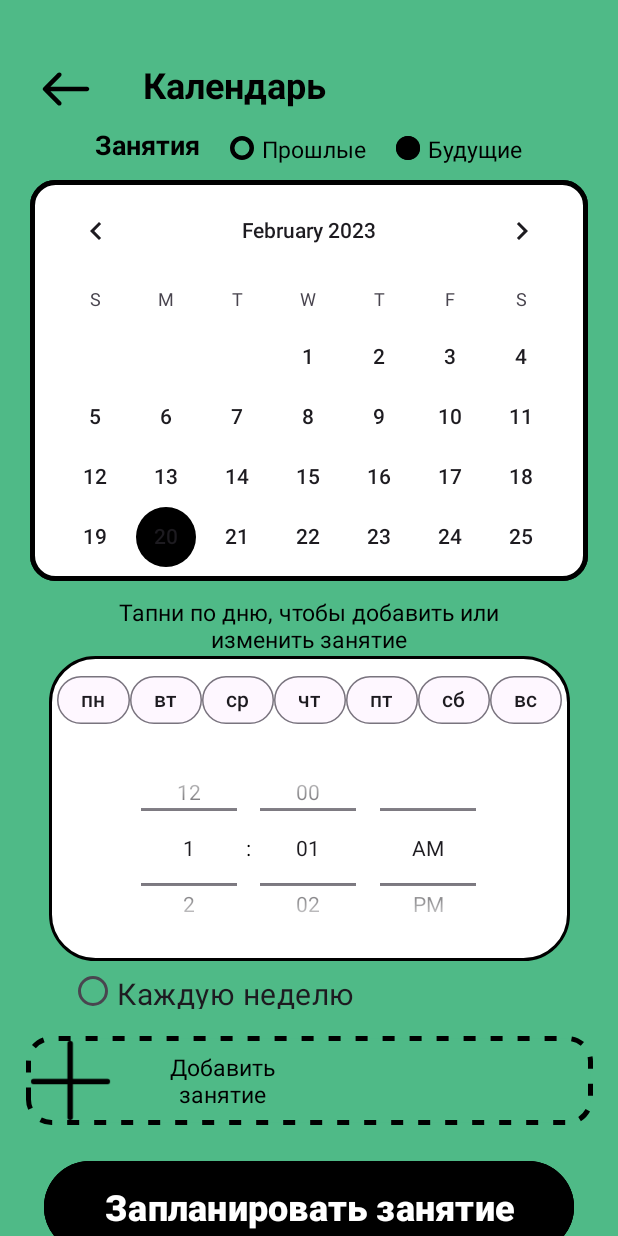
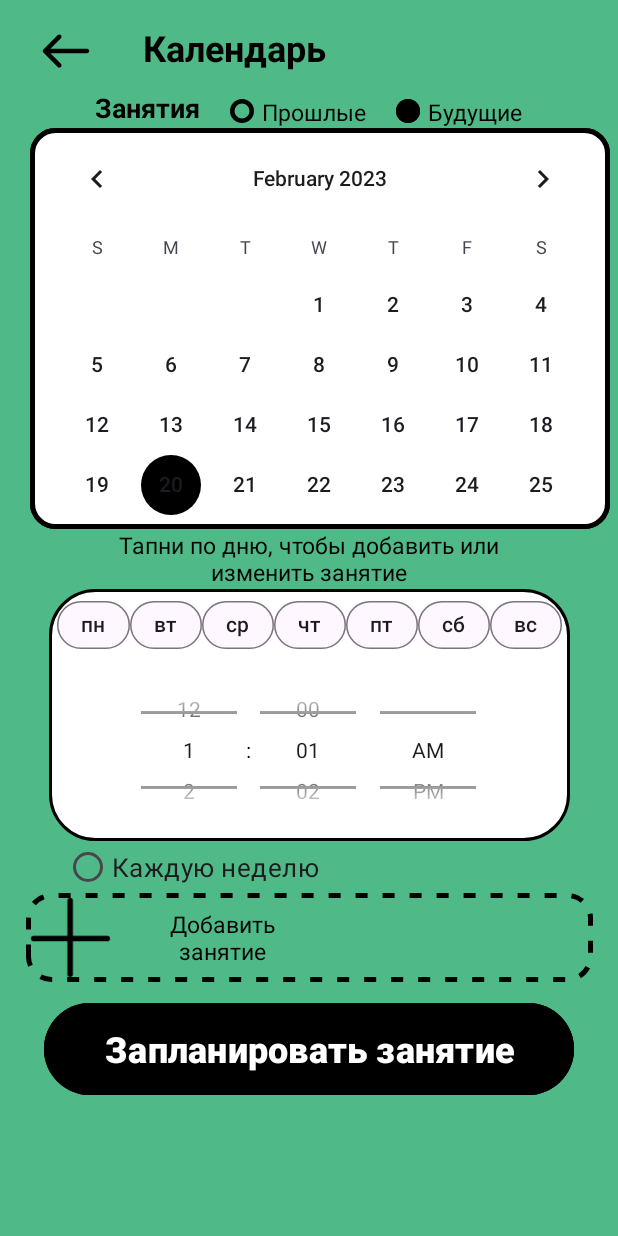
Before and after one commit to Mopchik/Oktava, an Android app: the layout fragment_planning_second.xml on its own in the app's theme, with its tools: preview values and no code run, on a phone screen of 412 x 824 dp. Run offline under Robolectric (Android 15) with nearby library versions, the phone set to English and light mode, and no system bars.

```diff
--- a/Oktava/app/build.gradle
+++ b/Oktava/app/build.gradle
@@ -41,6 +41,9 @@ dependencies {
     // Database
     implementation "androidx.room:room-runtime:$room_version"
     implementation "androidx.room:room-ktx:$room_version"
+    implementation 'androidx.cardview:cardview:1.0.0'
+    implementation 'androidx.cardview:cardview:1.0.0'
+    implementation 'androidx.constraintlayout:constraintlayout:2.1.4'
     kapt "androidx.room:room-compiler:$room_version"
     // Serialization
     implementation 'com.google.code.gson:gson:2.9.1'
--- a/Oktava/app/src/main/res/drawable/ic_baseline_edit_note_24.xml
+++ b/Oktava/app/src/main/res/drawable/ic_baseline_edit_note_24.xml
@@ -1,5 +1,5 @@
-<vector android:height="32dp" android:tint="#000000"
+<vector android:height="30dp" android:tint="#000000"
     android:viewportHeight="24" android:viewportWidth="24"
-    android:width="32dp" xmlns:android="http://schemas.android.com/apk/res/android">
+    android:width="30dp" xmlns:android="http://schemas.android.com/apk/res/android">
     <path android:fillColor="@android:color/white" android:pathData="M3,10h11v2H3V10zM3,8h11V6H3V8zM3,16h7v-2H3V16zM18.01,12.87l0.71,-0.71c0.39,-0.39 1.02,-0.39 1.41,0l0.71,0.71c0.39,0.39 0.39,1.02 0,1.41l-0.71,0.71L18.01,12.87zM17.3,13.58l-5.3,5.3V21h2.12l5.3,-5.3L17.3,13.58z"/>
 </vector>
--- a/Oktava/app/src/main/res/drawable/oval_button.xml
+++ b/Oktava/app/src/main/res/drawable/oval_button.xml
@@ -2,9 +2,9 @@
 <selector xmlns:android="http://schemas.android.com/apk/res/android">
     <item>
         <shape android:shape="oval">
-            <solid android:color="#FFF"/>
+            <solid android:color="@color/green"/>
         <stroke
-            android:width="25dp"
+            android:width="5dp"
             android:color="@color/black"
             />
         </shape>
--- a/Oktava/app/src/main/res/layout/fragment_planning_second.xml
+++ b/Oktava/app/src/main/res/layout/fragment_planning_second.xml
@@ -20,7 +20,7 @@
             android:layout_width="wrap_content"
             android:layout_height="wrap_content"
             android:layout_marginStart="20dp"
-            android:layout_marginTop="35dp"
+            android:layout_marginTop="10dp"
             android:background="@color/green"
             android:minWidth="48dp"
             android:minHeight="48dp"
@@ -30,7 +30,7 @@
             android:layout_width="wrap_content"
             android:layout_height="wrap_content"
             android:layout_marginStart="27dp"
-            android:layout_marginTop="40dp"
+            android:layout_marginTop="15dp"
             android:text="@string/calendar"
             android:textAppearance="@style/TextAppearance.AppCompat.Large"
             android:textSize="24sp"
@@ -45,7 +45,8 @@
         app:layout_constraintBottom_toTopOf="@+id/calendarView3"
         app:layout_constraintEnd_toEndOf="parent"
         app:layout_constraintStart_toStartOf="parent"
-        app:layout_constraintTop_toBottomOf="@+id/linearLayout1">
+        app:layout_constraintTop_toBottomOf="@+id/linearLayout1"
+        app:layout_constraintVertical_bias="0.0">
 
         <TextView
             android:layout_width="wrap_content"
@@ -103,8 +104,8 @@
         android:layout_width="match_parent"
         android:layout_height="267dp"
         android:layout_marginStart="20dp"
-        android:layout_marginTop="120dp"
-        android:layout_marginEnd="20dp"
+        android:layout_marginTop="85dp"
+        android:layout_marginEnd="5dp"
         android:background="@drawable/style"
         android:dateTextAppearance="@style/TextAppearance.AppCompat.Body2"
         android:focusedMonthDateColor="#090909"
@@ -117,7 +118,7 @@
         android:id="@+id/textView2"
         android:layout_width="260dp"
         android:layout_height="40dp"
-        android:layout_marginTop="10dp"
+        android:layout_marginTop="0dp"
         android:text="@string/bottom_calendar"
         android:textAlignment="center"
         android:textAppearance="@style/TextAppearance.AppCompat.Body1"
@@ -143,7 +144,7 @@
             android:id="@+id/chips_group"
             android:layout_width="match_parent"
             android:layout_height="match_parent"
-            android:layout_marginTop="5dp"
+            android:layout_marginTop="0dp"
             android:layout_marginStart="5dp"
             android:layout_marginEnd="5dp"
             app:chipSpacing="0dp"
@@ -197,7 +198,7 @@
             <TimePicker
                 android:id="@+id/timePicker1"
                 android:layout_width="wrap_content"
-                android:layout_height="150dp"
+                android:layout_height="120dp"
                 android:layout_above="@+id/set_button"
                 android:layout_centerHorizontal="true"
                 android:layout_marginBottom="24dp"
@@ -215,10 +216,10 @@
         android:id="@+id/radia_every_week"
         android:layout_width="202dp"
         android:layout_height="24dp"
-        android:layout_marginTop="8dp"
-        android:layout_marginEnd="132dp"
+        android:layout_marginTop="5dp"
+        android:layout_marginEnd="135dp"
         android:text="@string/every_week"
-        android:textSize="20sp"
+        android:textSize="17sp"
         app:layout_constraintEnd_toEndOf="@+id/data"
         app:layout_constraintTop_toBottomOf="@+id/data" />
 
@@ -226,7 +227,7 @@
         android:id="@+id/image_button_add_task"
         android:layout_width="378dp"
         android:layout_height="59dp"
-        android:layout_marginTop="18dp"
+        android:layout_marginTop="5dp"
         android:background="@drawable/add_button"
         android:contentDescription="@string/add_button"
         android:cropToPadding="true"
@@ -256,7 +257,7 @@
         style="@style/ButtonBlack"
         android:layout_width="353dp"
         android:layout_height="69dp"
-        android:layout_marginTop="20dp"
+        android:layout_marginTop="10dp"
         android:text="@string/plan_lesson"
         app:layout_constraintEnd_toEndOf="parent"
         app:layout_constraintStart_toStartOf="parent"
--- a/Oktava/app/src/main/res/values/colors.xml
+++ b/Oktava/app/src/main/res/values/colors.xml
@@ -6,5 +6,6 @@
     <color name="rose">#FFA1CE</color>
     <color name="orange">#FF774C</color>
     <color name="blue">#408DFF</color>
+    <color name="grey">#696969</color>
     <color name="transparent">#00FFFFFF</color>
 </resources>
```
Also changed, not shown: Oktava/app/src/main/res/layout/fragment_planning_first.xml (+9 -7 lines), Oktava/app/src/main/res/values/strings.xml (+16 -1 lines), Oktava/app/src/main/res/values/styles.xml (+13 -0 lines).
